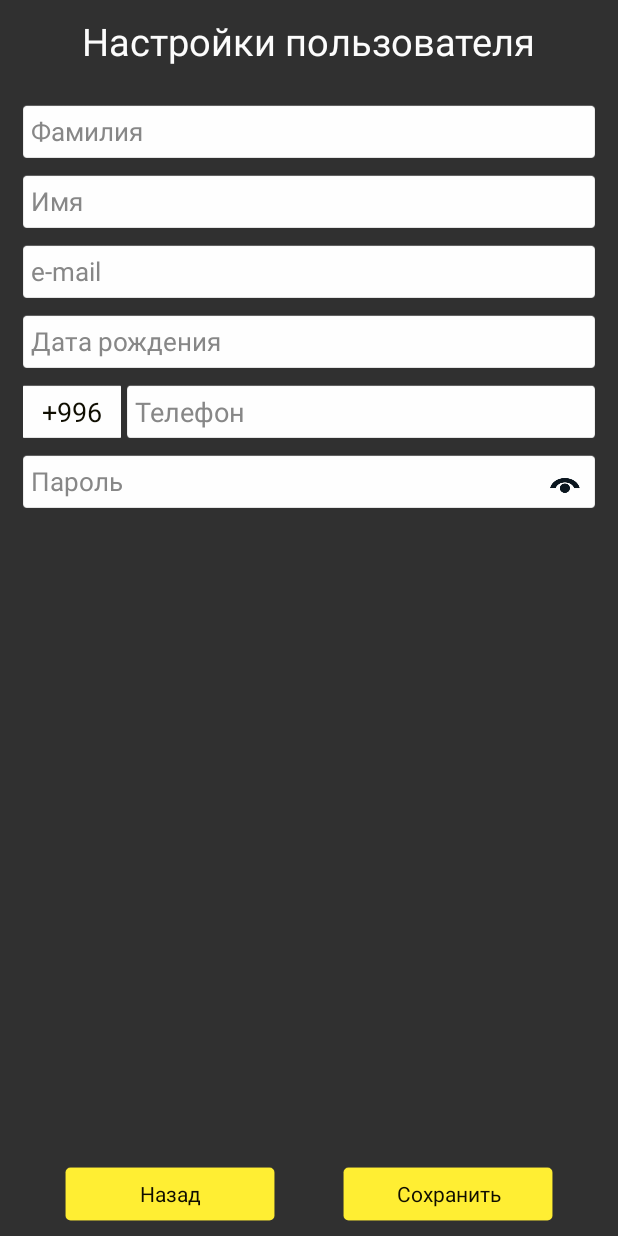
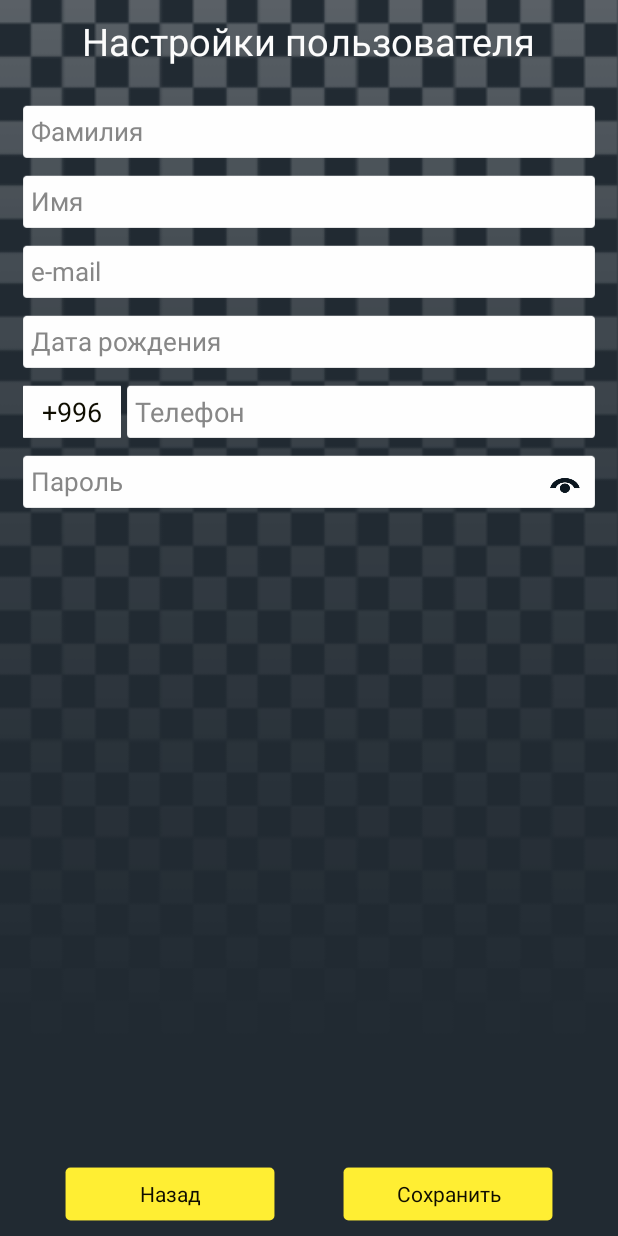
Before and after one commit to Danziamo/taxic, an Android app: the UserDetailsActivity screen opened directly, with no data from a screen before it, on a phone screen of 412 x 824 dp. Run offline under Robolectric (Android 15) with nearby library versions, the phone set to English and light mode, and no system bars; libraries missing offline, so code that uses them is left out: cn.pedant.

```diff
--- a/app/src/main/res/layout/activity_login.xml
+++ b/app/src/main/res/layout/activity_login.xml
@@ -105,6 +105,7 @@
             android:id="@+id/btnSignUp"
             android:background="@drawable/button_shape_yellow"
             android:textColor="#ff1e0a8e"
+            android:textStyle="bold"
             android:layout_alignParentBottom="true"
             android:layout_marginBottom="0dp"
             android:layout_marginTop="0dp" />
--- a/app/src/main/res/layout/activity_maps.xml
+++ b/app/src/main/res/layout/activity_maps.xml
@@ -92,7 +92,7 @@
                         android:textColor="@color/blacktext2"
                         android:textSize="@dimen/text_size_medium"
                         android:layout_weight="3.5"
-                        android:id="@+id/textViewWaitTime"
+                        android:id="@+id/textViewOrderWaitTime"
                         android:layout_marginLeft="20dp" />
 
                     <TextView
--- a/app/src/main/res/layout/activity_user_details.xml
+++ b/app/src/main/res/layout/activity_user_details.xml
@@ -1,5 +1,17 @@
-<fragment xmlns:android="http://schemas.android.com/apk/res/android"
-    xmlns:tools="http://schemas.android.com/tools" android:id="@+id/fragment"
-    android:name="taxi.city.citytaxiclient.fragments.UserDetailsActivityFragment"
-    tools:layout="@layout/fragment_user_details" android:layout_width="match_parent"
-    android:layout_height="match_parent" />
+<RelativeLayout
+    xmlns:android="http://schemas.android.com/apk/res/android"
+    xmlns:tools="http://schemas.android.com/tools"
+    android:layout_width="match_parent"
+    android:layout_height="match_parent">
+
+    <ImageView
+        android:layout_width="match_parent"
+        android:layout_height="match_parent"
+        android:src="@drawable/background"
+        android:scaleType="centerCrop"/>
+
+    <fragment android:id="@+id/fragment"
+        android:name="taxi.city.citytaxiclient.fragments.UserDetailsActivityFragment"
+        tools:layout="@layout/fragment_user_details" android:layout_width="match_parent"
+        android:layout_height="match_parent" />
+</RelativeLayout>
--- a/app/src/main/res/values/strings.xml
+++ b/app/src/main/res/values/strings.xml
@@ -22,4 +22,5 @@
 <!-- TODO: Remove or change this placeholder text -->
     <string name="hello_blank_fragment">Hello blank fragment</string>
     <string name="title_activity_history_order">HistoryOrder</string>
+    <string name="title_activity_order_details">OrderDetailsActivity</string>
 </resources>
```
Also changed, not shown: app/src/main/AndroidManifest.xml (+14 -6 lines), app/src/main/java/taxi/city/citytaxiclient/MapsActivity.java (+20 -0 lines), app/src/main/java/taxi/city/citytaxiclient/fragments/HistoryOrderFragment.java (+25 -57 lines).
